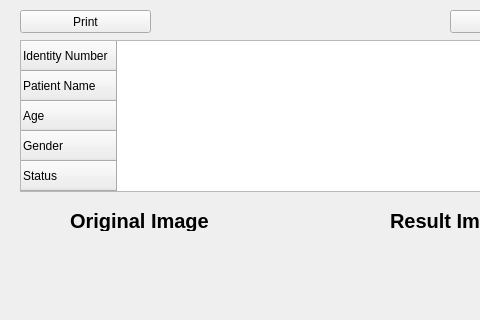
Old version of the form display_information_python.ui in the repository turkaf/Digital-Image-Processing-Project; both pictures show x 0 to 480 and y 0 to 320 of the 600 by 900 pixel window.
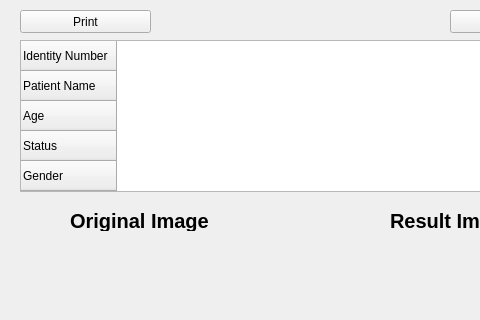
New version of the form.

Patch:
```diff
--- a/display_information_python.ui
+++ b/display_information_python.ui
@@ -39,12 +39,12 @@
    </row>
    <row>
     <property name="text">
-     <string>Gender</string>
+     <string>Status</string>
     </property>
    </row>
    <row>
     <property name="text">
-     <string>Status</string>
+     <string>Gender</string>
     </property>
    </row>
   </widget>
```
